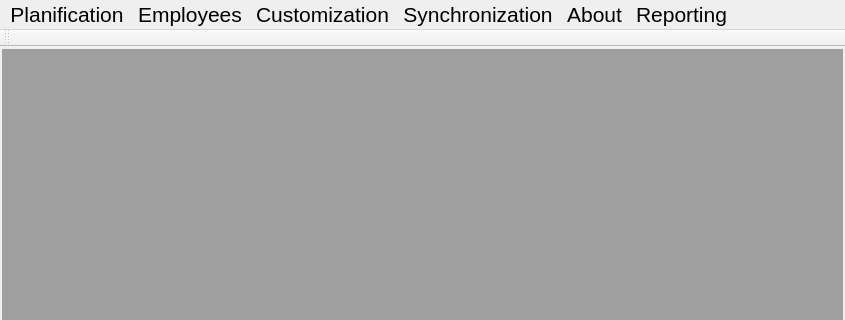
Qt form b6p/mainwindow.ui (diegowald/b6p) before a commit; both pictures show x 0 to 845 and y 0 to 320 of the 845 by 600 pixel window.
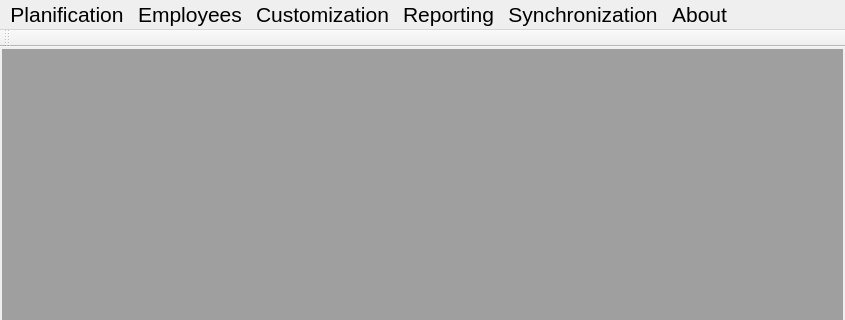
The same form after that commit. Icons and pictures are not drawn.

Commit message: Moved Reporting menu to correct position Replaced ui.cbo.currentData to ui.cbo.itemdata(ui.cbo.currentIndex())

```diff
--- a/b6p/mainwindow.ui
+++ b/b6p/mainwindow.ui
@@ -59,7 +59,7 @@
      <x>0</x>
      <y>0</y>
      <width>845</width>
-     <height>30</height>
+     <height>21</height>
     </rect>
    </property>
    <widget class="QMenu" name="menuPlanification">
@@ -114,9 +114,9 @@
    <addaction name="menuPlanification"/>
    <addaction name="menuEmployees"/>
    <addaction name="menuCustomization"/>
+   <addaction name="menuReporting"/>
    <addaction name="menuSynchronization"/>
    <addaction name="menuAbout"/>
-   <addaction name="menuReporting"/>
   </widget>
   <widget class="QToolBar" name="mainToolBar">
    <attribute name="toolBarArea">
```
The commit also changes 1 other file.
